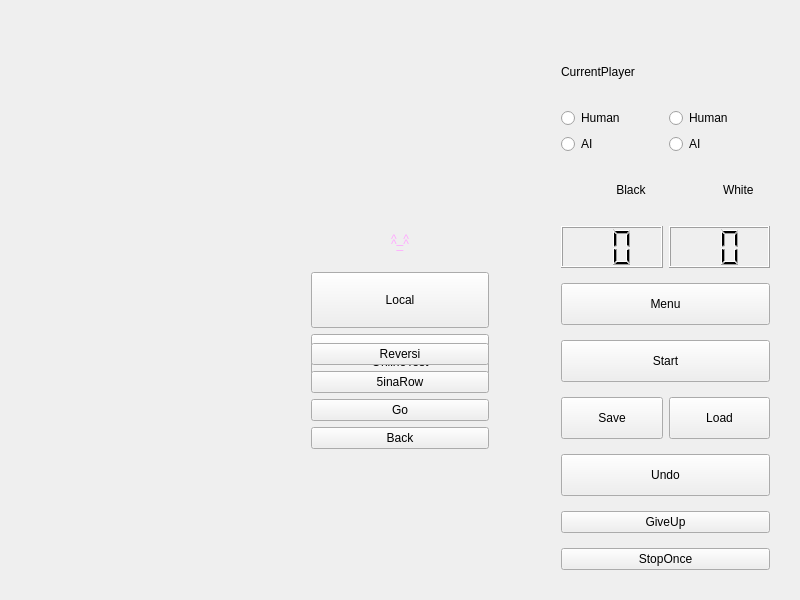
Before: the Qt Designer form widget.ui in helloworld128/OOP_New, drawn with Qt 5.
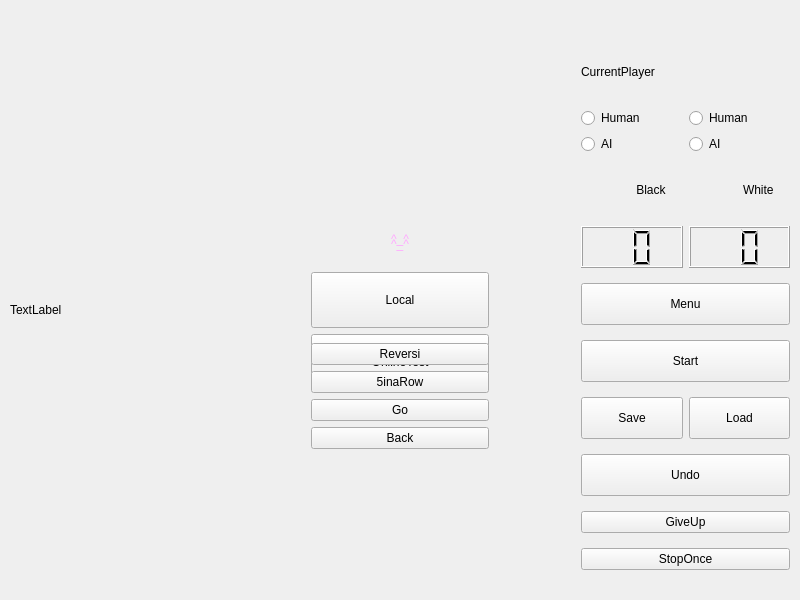
After: the same form once the commit is applied. Icons and pictures are not drawn.

The edit to the form file:
```diff
--- a/widget.ui
+++ b/widget.ui
@@ -128,13 +128,13 @@
   <widget class="QWidget" name="GameMenu" native="true">
    <property name="geometry">
     <rect>
-     <x>550</x>
+     <x>570</x>
      <y>40</y>
      <width>231</width>
      <height>541</height>
     </rect>
    </property>
-   <layout class="QGridLayout" name="Gamemenu" rowstretch="0,0,0,0,0,0,0,0,0,0,0,0,0,0" columnstretch="1,1" rowminimumheight="0,0,0,0,20,20,0,0,0,0,0,0,0,0" columnminimumwidth="0,0">
+   <layout class="QGridLayout" name="Gamemenu" rowstretch="0,0,0,0,0,0,0,0,0,0,0,0,0" columnstretch="1,1" rowminimumheight="0,0,0,0,20,20,0,0,0,0,0,0,0" columnminimumwidth="0,0">
     <property name="verticalSpacing">
      <number>15</number>
     </property>
@@ -396,8 +396,8 @@
   <widget class="QLabel" name="CurrentPlayerPict">
    <property name="geometry">
     <rect>
-     <x>680</x>
-     <y>40</y>
+     <x>700</x>
+     <y>35</y>
      <width>60</width>
      <height>60</height>
     </rect>
@@ -476,6 +476,20 @@
     </item>
    </layout>
   </widget>
+  <widget class="QLabel" name="Border">
+   <property name="geometry">
+    <rect>
+     <x>10</x>
+     <y>30</y>
+     <width>560</width>
+     <height>560</height>
+    </rect>
+   </property>
+   <property name="text">
+    <string>TextLabel</string>
+   </property>
+  </widget>
+  <zorder>Border</zorder>
   <zorder>Board</zorder>
   <zorder>GameMenu</zorder>
   <zorder>CurrentPlayerPict</zorder>
```
